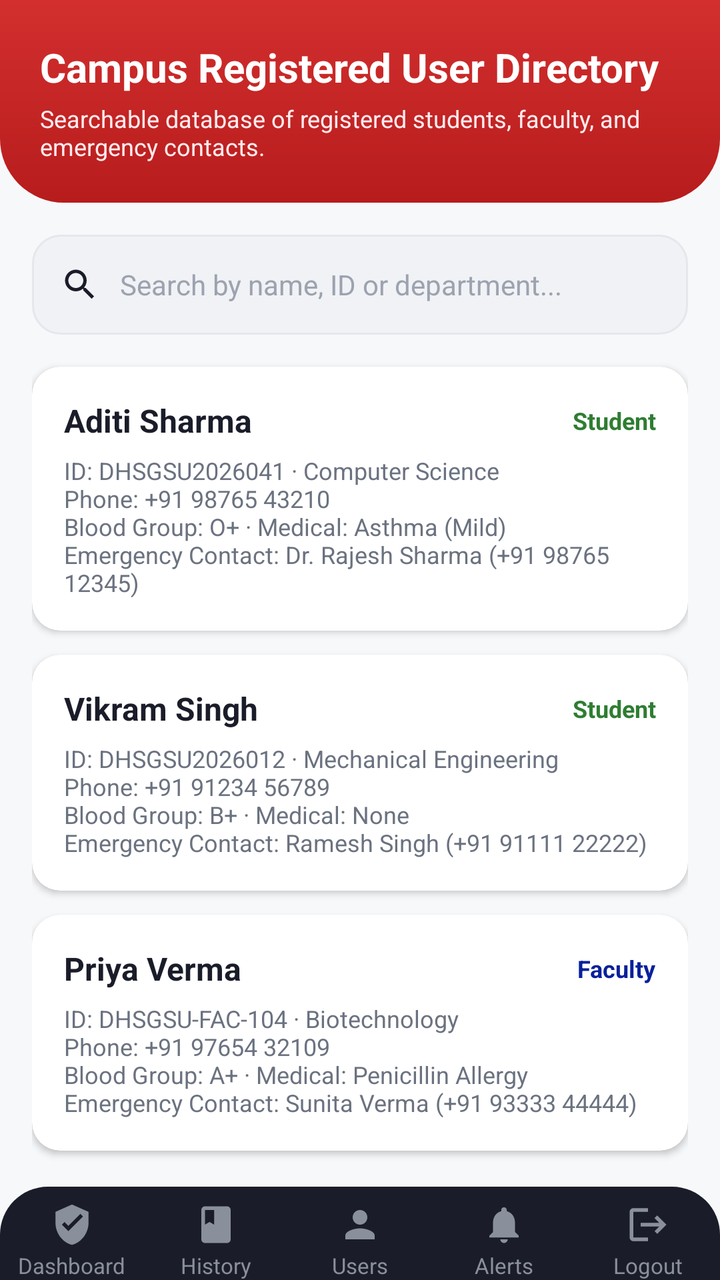
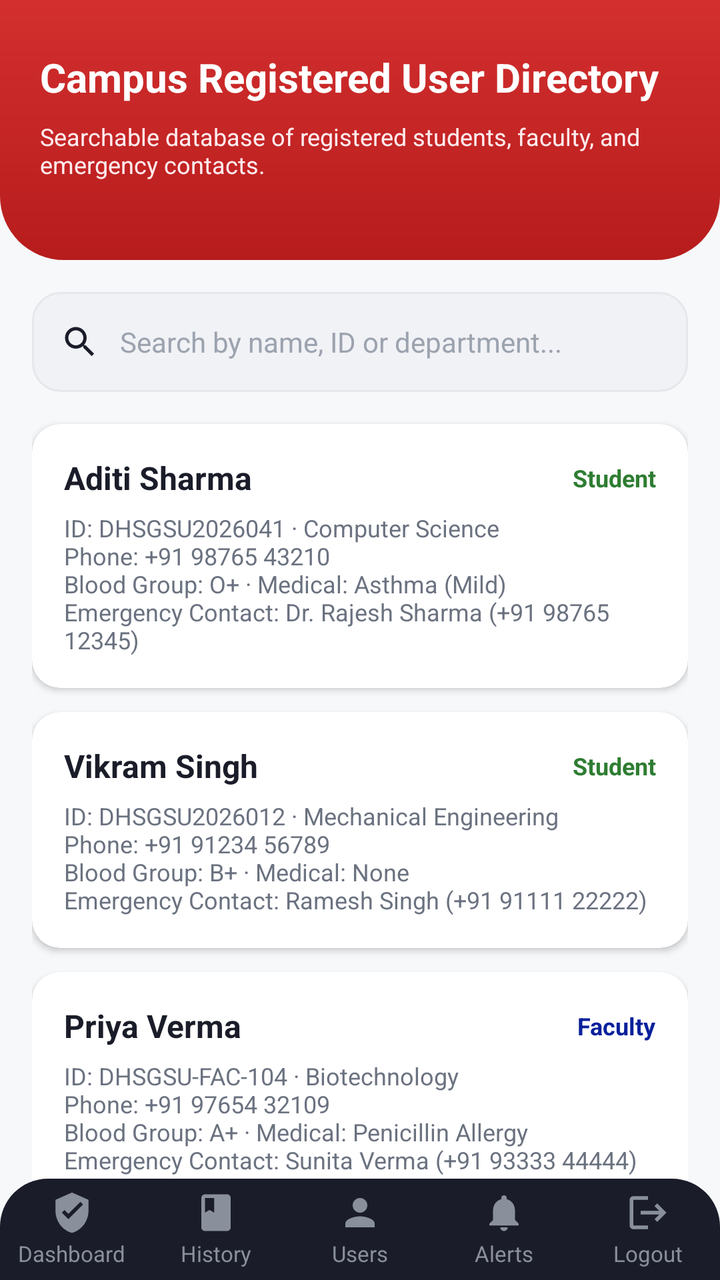

Before-and-after screenshots of an Android layout around one commit, followed by the original layout XML and the change that was made.
<!-- AndroidManifest.xml: application theme Theme.UniversityEmergencyApp -->
<!-- res/layout/activity_authority_users.xml -->
<?xml version="1.0" encoding="utf-8"?>
<androidx.constraintlayout.widget.ConstraintLayout xmlns:android="http://schemas.android.com/apk/res/android"
    xmlns:app="http://schemas.android.com/apk/res-auto"
    xmlns:tools="http://schemas.android.com/tools"
    android:layout_width="match_parent"
    android:layout_height="match_parent"
    android:background="@color/background_light"
    tools:context=".AuthorityUsersActivity"
    tools:ignore="HardcodedText">

    <androidx.core.widget.NestedScrollView
        android:layout_width="0dp"
        android:layout_height="0dp"
        app:layout_constraintTop_toTopOf="parent"
        app:layout_constraintBottom_toTopOf="@id/authorityBottomNav"
        app:layout_constraintStart_toStartOf="parent"
        app:layout_constraintEnd_toEndOf="parent">

        <LinearLayout
            android:layout_width="match_parent"
            android:layout_height="wrap_content"
            android:orientation="vertical">

            
            <LinearLayout
                android:layout_width="match_parent"
                android:layout_height="wrap_content"
                android:background="@drawable/bg_top_accent"
                android:orientation="vertical"
                android:padding="20dp"
                android:paddingTop="36dp">

                <TextView
                    android:layout_width="wrap_content"
                    android:layout_height="wrap_content"
                    android:text="Campus Registered User Directory"
                    android:textColor="@color/white"
                    android:textSize="20sp"
                    android:textStyle="bold" />

                <TextView
                    android:layout_width="wrap_content"
                    android:layout_height="wrap_content"
                    android:layout_marginTop="4dp"
                    android:text="Searchable database of registered students, faculty, and emergency contacts."
                    android:textColor="#FFEBEE"
                    android:textSize="12sp" />
            </LinearLayout>

            <LinearLayout
                android:layout_width="match_parent"
                android:layout_height="wrap_content"
                android:orientation="vertical"
                android:padding="16dp">

                
                <LinearLayout
                    android:layout_width="match_parent"
                    android:layout_height="50dp"
                    android:layout_marginBottom="16dp"
                    android:background="@drawable/bg_input_field"
                    android:gravity="center_vertical"
                    android:orientation="horizontal"
                    android:paddingStart="14dp"
                    android:paddingEnd="14dp">

                    <ImageView
                        android:layout_width="20dp"
                        android:layout_height="20dp"
                        android:contentDescription="Search"
                        app:srcCompat="@drawable/ic_search"
                        app:tint="@color/text_primary" />

                    <EditText
                        android:id="@+id/etSearchUsers"
                        android:layout_width="match_parent"
                        android:layout_height="match_parent"
                        android:layout_marginStart="10dp"
                        android:autofillHints=""
                        android:background="@null"
                        android:hint="Search by name, ID or department..."
                        android:inputType="text"
                        android:textColor="@color/text_primary"
                        android:textColorHint="@color/text_hint"
                        android:textSize="14sp" />
                </LinearLayout>

                
                <androidx.cardview.widget.CardView
                    android:layout_width="match_parent"
                    android:layout_height="wrap_content"
                    android:layout_marginBottom="12dp"
                    app:cardBackgroundColor="@color/white"
                    app:cardCornerRadius="14dp"
                    app:cardElevation="2dp">

                    <LinearLayout
                        android:layout_width="match_parent"
                        android:layout_height="wrap_content"
                        android:orientation="vertical"
                        android:padding="16dp">

                        <LinearLayout
                            android:layout_width="match_parent"
                            android:layout_height="wrap_content"
                            android:gravity="center_vertical"
                            android:orientation="horizontal">

                            <TextView
                                android:id="@+id/tvUser1Name"
                                android:layout_width="0dp"
                                android:layout_height="wrap_content"
                                android:layout_weight="1"
                                android:text="Aditi Sharma"
                                android:textColor="@color/text_primary"
                                android:textSize="16sp"
                                android:textStyle="bold" />

                            <TextView
                                android:layout_width="wrap_content"
                                android:layout_height="wrap_content"
                                android:text="Student"
                                android:textColor="@color/status_safe"
                                android:textSize="12sp"
                                android:textStyle="bold" />
                        </LinearLayout>

                        <TextView
                            android:id="@+id/tvUser1Details"
                            android:layout_width="wrap_content"
                            android:layout_height="wrap_content"
                            android:layout_marginTop="6dp"
                            android:text="ID: DHSGSU2026041 · Computer Science\nPhone: +91 98765 43210\nBlood Group: O+ · Medical: Asthma (Mild)\nEmergency Contact: Dr. Rajesh Sharma (+91 98765 12345)"
                            android:textColor="@color/text_secondary"
                            android:textSize="12sp" />
                    </LinearLayout>
                </androidx.cardview.widget.CardView>

                
                <androidx.cardview.widget.CardView
                    android:layout_width="match_parent"
                    android:layout_height="wrap_content"
                    android:layout_marginBottom="12dp"
                    app:cardBackgroundColor="@color/white"
                    app:cardCornerRadius="14dp"
                    app:cardElevation="2dp">

                    <LinearLayout
                        android:layout_width="match_parent"
                        android:layout_height="wrap_content"
                        android:orientation="vertical"
                        android:padding="16dp">

                        <LinearLayout
                            android:layout_width="match_parent"
                            android:layout_height="wrap_content"
                            android:gravity="center_vertical"
                            android:orientation="horizontal">

                            <TextView
                                android:layout_width="0dp"
                                android:layout_height="wrap_content"
                                android:layout_weight="1"
                                android:text="Vikram Singh"
                                android:textColor="@color/text_primary"
                                android:textSize="16sp"
                                android:textStyle="bold" />

                            <TextView
                                android:layout_width="wrap_content"
                                android:layout_height="wrap_content"
                                android:text="Student"
                                android:textColor="@color/status_safe"
                                android:textSize="12sp"
                                android:textStyle="bold" />
                        </LinearLayout>

                        <TextView
                            android:layout_width="wrap_content"
                            android:layout_height="wrap_content"
                            android:layout_marginTop="6dp"
                            android:text="ID: DHSGSU2026012 · Mechanical Engineering\nPhone: +91 91234 56789\nBlood Group: B+ · Medical: None\nEmergency Contact: Ramesh Singh (+91 91111 22222)"
                            android:textColor="@color/text_secondary"
                            android:textSize="12sp" />
                    </LinearLayout>
                </androidx.cardview.widget.CardView>

                
                <androidx.cardview.widget.CardView
                    android:layout_width="match_parent"
                    android:layout_height="wrap_content"
                    android:layout_marginBottom="12dp"
                    app:cardBackgroundColor="@color/white"
                    app:cardCornerRadius="14dp"
                    app:cardElevation="2dp">

                    <LinearLayout
                        android:layout_width="match_parent"
                        android:layout_height="wrap_content"
                        android:orientation="vertical"
                        android:padding="16dp">

                        <LinearLayout
                            android:layout_width="match_parent"
                            android:layout_height="wrap_content"
                            android:gravity="center_vertical"
                            android:orientation="horizontal">

                            <TextView
                                android:layout_width="0dp"
                                android:layout_height="wrap_content"
                                android:layout_weight="1"
                                android:text="Priya Verma"
                                android:textColor="@color/text_primary"
                                android:textSize="16sp"
                                android:textStyle="bold" />

                            <TextView
                                android:layout_width="wrap_content"
                                android:layout_height="wrap_content"
                                android:text="Faculty"
                                android:textColor="@color/brand_blue"
                                android:textSize="12sp"
                                android:textStyle="bold" />
                        </LinearLayout>

                        <TextView
                            android:layout_width="wrap_content"
                            android:layout_height="wrap_content"
                            android:layout_marginTop="6dp"
                            android:text="ID: DHSGSU-FAC-104 · Biotechnology\nPhone: +91 97654 32109\nBlood Group: A+ · Medical: Penicillin Allergy\nEmergency Contact: Sunita Verma (+91 93333 44444)"
                            android:textColor="@color/text_secondary"
                            android:textSize="12sp" />
                    </LinearLayout>
                </androidx.cardview.widget.CardView>

            </LinearLayout>
        </LinearLayout>
    </androidx.core.widget.NestedScrollView>

    
    <include
        android:id="@+id/authorityBottomNav"
        layout="@layout/layout_authority_bottom_nav"
        android:layout_width="0dp"
        android:layout_height="wrap_content"
        app:layout_constraintBottom_toBottomOf="parent"
        app:layout_constraintEnd_toEndOf="parent"
        app:layout_constraintStart_toStartOf="parent" />

</androidx.constraintlayout.widget.ConstraintLayout>
<!-- res/layout/layout_authority_bottom_nav.xml (included above) -->
<?xml version="1.0" encoding="utf-8"?>
<LinearLayout xmlns:android="http://schemas.android.com/apk/res/android"
    xmlns:app="http://schemas.android.com/apk/res-auto"
    xmlns:tools="http://schemas.android.com/tools"
    android:id="@+id/authNavBarBg"
    android:layout_width="match_parent"
    android:layout_height="66dp"
    android:background="@drawable/bg_bottom_nav"
    android:orientation="horizontal"
    android:paddingTop="8dp"
    android:baselineAligned="false"
    tools:ignore="HardcodedText">

    
    <LinearLayout
        android:id="@+id/tabAuthDashboard"
        android:layout_width="0dp"
        android:layout_height="match_parent"
        android:layout_weight="1"
        android:gravity="center"
        android:orientation="vertical"
        android:clickable="true"
        android:focusable="true"
        android:background="?attr/selectableItemBackgroundBorderless">

        <ImageView
            android:layout_width="22dp"
            android:layout_height="22dp"
            android:contentDescription="Dashboard"
            android:src="@drawable/ic_shield_check"
            app:tint="@color/nav_icon_inactive" />

        <TextView
            android:id="@+id/labelAuthDashboard"
            android:layout_width="wrap_content"
            android:layout_height="wrap_content"
            android:layout_marginTop="2dp"
            android:text="Dashboard"
            android:textColor="@color/nav_text_inactive"
            android:textSize="11sp" />
    </LinearLayout>

    
    <LinearLayout
        android:id="@+id/tabAuthHistory"
        android:layout_width="0dp"
        android:layout_height="match_parent"
        android:layout_weight="1"
        android:gravity="center"
        android:orientation="vertical"
        android:clickable="true"
        android:focusable="true"
        android:background="?attr/selectableItemBackgroundBorderless">

        <ImageView
            android:layout_width="22dp"
            android:layout_height="22dp"
            android:contentDescription="History"
            android:src="@drawable/ic_book"
            app:tint="@color/nav_icon_inactive" />

        <TextView
            android:id="@+id/labelAuthHistory"
            android:layout_width="wrap_content"
            android:layout_height="wrap_content"
            android:layout_marginTop="2dp"
            android:text="History"
            android:textColor="@color/nav_text_inactive"
            android:textSize="11sp" />
    </LinearLayout>

    
    <LinearLayout
        android:id="@+id/tabAuthUsers"
        android:layout_width="0dp"
        android:layout_height="match_parent"
        android:layout_weight="1"
        android:gravity="center"
        android:orientation="vertical"
        android:clickable="true"
        android:focusable="true"
        android:background="?attr/selectableItemBackgroundBorderless">

        <ImageView
            android:layout_width="22dp"
            android:layout_height="22dp"
            android:contentDescription="Users"
            android:src="@drawable/ic_profile_24"
            app:tint="@color/nav_icon_inactive" />

        <TextView
            android:id="@+id/labelAuthUsers"
            android:layout_width="wrap_content"
            android:layout_height="wrap_content"
            android:layout_marginTop="2dp"
            android:text="Users"
            android:textColor="@color/nav_text_inactive"
            android:textSize="11sp" />
    </LinearLayout>

    
    <LinearLayout
        android:id="@+id/tabAuthAlerts"
        android:layout_width="0dp"
        android:layout_height="match_parent"
        android:layout_weight="1"
        android:gravity="center"
        android:orientation="vertical"
        android:clickable="true"
        android:focusable="true"
        android:background="?attr/selectableItemBackgroundBorderless">

        <ImageView
            android:layout_width="22dp"
            android:layout_height="22dp"
            android:contentDescription="Alerts"
            android:src="@drawable/ic_alerts_24"
            app:tint="@color/nav_icon_inactive" />

        <TextView
            android:id="@+id/labelAuthAlerts"
            android:layout_width="wrap_content"
            android:layout_height="wrap_content"
            android:layout_marginTop="2dp"
            android:text="Alerts"
            android:textColor="@color/nav_text_inactive"
            android:textSize="11sp" />
    </LinearLayout>

    
    <LinearLayout
        android:id="@+id/tabAuthLogout"
        android:layout_width="0dp"
        android:layout_height="match_parent"
        android:layout_weight="1"
        android:gravity="center"
        android:orientation="vertical"
        android:clickable="true"
        android:focusable="true"
        android:background="?attr/selectableItemBackgroundBorderless">

        <ImageView
            android:layout_width="22dp"
            android:layout_height="22dp"
            android:contentDescription="Logout"
            android:src="@drawable/ic_logout"
            app:tint="@color/nav_icon_inactive" />

        <TextView
            android:id="@+id/labelAuthLogout"
            android:layout_width="wrap_content"
            android:layout_height="wrap_content"
            android:layout_marginTop="2dp"
            android:text="Logout"
            android:textColor="@color/nav_text_inactive"
            android:textSize="11sp" />
    </LinearLayout>

</LinearLayout>
<!-- resources referenced by this layout -->
<resources>
  <color name="background_light">#F7F8FA</color>
  <color name="brand_blue">#08209B</color>
  <color name="nav_icon_inactive">#8A8F9C</color>
  <color name="nav_text_inactive">#8A8F9C</color>
  <color name="status_safe">#2E7D32</color>
  <color name="text_hint">#9CA3AF</color>
  <color name="text_primary">#1A1D29</color>
  <color name="text_secondary">#6B7280</color>
  <color name="white">#FFFFFF</color>
  <!-- drawable bg_bottom_nav (drawable) -->
  <?xml version="1.0" encoding="utf-8"?>
  <shape xmlns:android="http://schemas.android.com/apk/res/android"
      android:shape="rectangle">
      <solid android:color="@color/nav_bg" />
      <corners
          android:topLeftRadius="24dp"
          android:topRightRadius="24dp" />
  </shape>
  <!-- drawable bg_top_accent (drawable) -->
  <?xml version="1.0" encoding="utf-8"?>
  <shape xmlns:android="http://schemas.android.com/apk/res/android"
      android:shape="rectangle">
      <gradient
          android:type="linear"
          android:angle="270"
          android:startColor="@color/accent_red"
          android:endColor="#FFB71C1C" />
      <corners
          android:bottomLeftRadius="32dp"
          android:bottomRightRadius="32dp" />
  </shape>
  <!-- drawable ic_book (drawable) -->
  <vector xmlns:android="http://schemas.android.com/apk/res/android"
      android:width="24dp"
      android:height="24dp"
      android:viewportWidth="24"
      android:viewportHeight="24">
    <path
        android:fillColor="#FF000000"
        android:pathData="M18,2H6c-1.1,0 -2,0.9 -2,2v16c0,1.1 0.9,2 2,2h12c1.1,0 2,-0.9 2,-2V4c0,-1.1 -0.9,-2 -2,-2zM6,4h5v8l-2.5,-1.5L6,12V4z"/>
  </vector>
  <!-- drawable ic_logout (drawable) -->
  <vector xmlns:android="http://schemas.android.com/apk/res/android"
      android:width="24dp"
      android:height="24dp"
      android:viewportWidth="24"
      android:viewportHeight="24">
    <path
        android:fillColor="@android:color/white"
        android:pathData="M17,7l-1.41,1.41L18.17,11H8v2h10.17l-2.58,2.58L17,17l5,-5zM4,5h8V3H4c-1.1,0 -2,0.9 -2,2v14c0,1.1 0.9,2 2,2h8v-2H4V5z"/>
  </vector>
  <!-- drawable ic_profile_24 (drawable) -->
  <?xml version="1.0" encoding="utf-8"?>
  <vector xmlns:android="http://schemas.android.com/apk/res/android"
      android:width="24dp"
      android:height="24dp"
      android:viewportWidth="24"
      android:viewportHeight="24"
      android:tint="?attr/tint">
      <path
          android:fillColor="#FFFFFFFF"
          android:pathData="M12,12c2.21,0 4,-1.79 4,-4s-1.79,-4 -4,-4 -4,1.79 -4,4 1.79,4 4,4zM12,14c-2.67,0 -8,1.34 -8,4v2h16v-2c0,-2.66 -5.33,-4 -8,-4z"/>
  </vector>
  <!-- drawable ic_search (drawable) -->
  <vector xmlns:android="http://schemas.android.com/apk/res/android"
      android:width="24dp"
      android:height="24dp"
      android:viewportWidth="24"
      android:viewportHeight="24">
      <path
          android:fillColor="#FFFFFF"
          android:pathData="M15.5,14h-0.79l-0.28,-0.27C15.41,12.59 16,11.11 16,9.5 16,5.91 13.09,3 9.5,3S3,5.91 3,9.5 5.91,16 9.5,16c1.61,0 3.09,-0.59 4.23,-1.57l0.27,0.28v0.79l5,4.99L20.49,19l-4.99,-5zM9.5,14C7.01,14 5,11.99 5,9.5S7.01,5 9.5,5 14,7.01 14,9.5 11.99,14 9.5,14z"/>
  </vector>
  <!-- drawable ic_shield_check (drawable) -->
  <vector xmlns:android="http://schemas.android.com/apk/res/android"
      android:width="24dp"
      android:height="24dp"
      android:viewportWidth="24"
      android:viewportHeight="24">
    <path
        android:fillColor="#FF000000"
        android:pathData="M12,1L3,5v6c0,5.55 3.84,10.74 9,12 5.16,-1.26 9,-6.45 9,-12V5l-9,-4zM10,15.5l-3.5,-3.5 1.41,-1.41L10,12.67l6.59,-6.59L18,7.5 10,15.5z"/>
  </vector>
  <style name="Theme.UniversityEmergencyApp" parent="Base.Theme.UniversityEmergencyApp" />
  <color name="nav_bg">#1A1D29</color>
  <color name="input_border_focused">#08209B</color>
  <color name="input_bg">#F1F2F6</color>
  <color name="input_border">#E5E7EB</color>
  <color name="accent_red">#D32F2F</color>
  <style name="Base.Theme.UniversityEmergencyApp" parent="Theme.Material3.DayNight.NoActionBar">
          
          
      </style>
  <!-- unchanged entries left out for length: 2 -->
</resources>

<!-- the commit's change to res/layout/activity_authority_users.xml (unified diff, before → after) -->
@@ -24,15 +24,16 @@
             
             <LinearLayout
                 android:layout_width="match_parent"
-                android:layout_height="wrap_content"
+                android:layout_height="130dp"
                 android:background="@drawable/bg_top_accent"
                 android:orientation="vertical"
                 android:padding="20dp"
-                android:paddingTop="36dp">
+                android:paddingTop="0dp">
 
                 <TextView
                     android:layout_width="wrap_content"
                     android:layout_height="wrap_content"
+                    android:paddingTop="5dp"
                     android:text="Campus Registered User Directory"
                     android:textColor="@color/white"
                     android:textSize="20sp"
@@ -41,7 +42,7 @@
                 <TextView
                     android:layout_width="wrap_content"
                     android:layout_height="wrap_content"
-                    android:layout_marginTop="4dp"
+                    android:layout_marginTop="8dp"
                     android:text="Searchable database of registered students, faculty, and emergency contacts."
                     android:textColor="#FFEBEE"
                     android:textSize="12sp" />
@@ -256,10 +257,12 @@
     xmlns:tools="http://schemas.android.com/tools"
     android:id="@+id/authNavBarBg"
     android:layout_width="match_parent"
-    android:layout_height="66dp"
+    android:layout_height="76dp"
     android:background="@drawable/bg_bottom_nav"
     android:orientation="horizontal"
-    android:paddingTop="8dp"
+    android:paddingTop="6dp"
+    android:paddingBottom="6dp"
+    android:gravity="center"
     android:baselineAligned="false"
     tools:ignore="HardcodedText">
 
